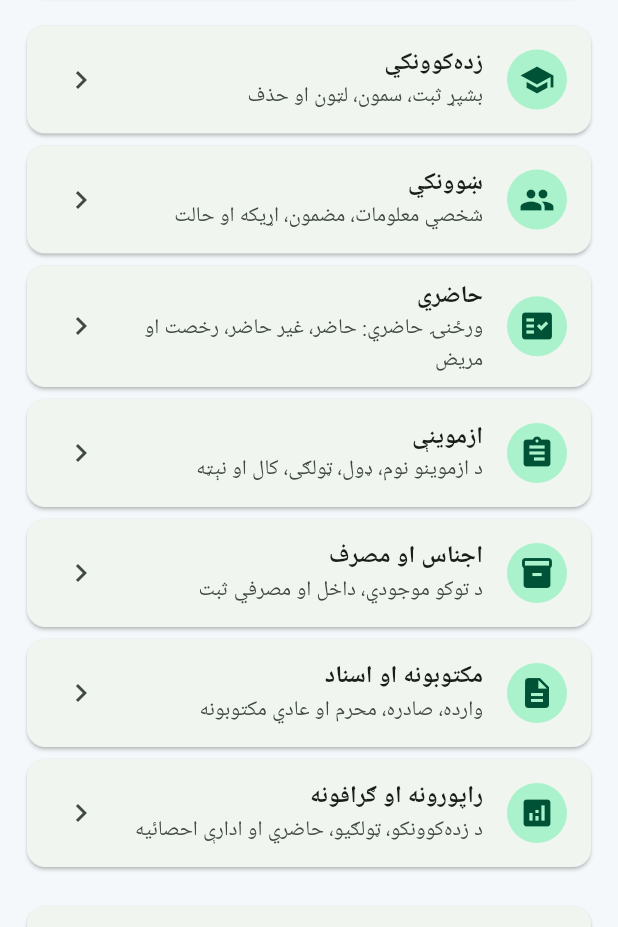
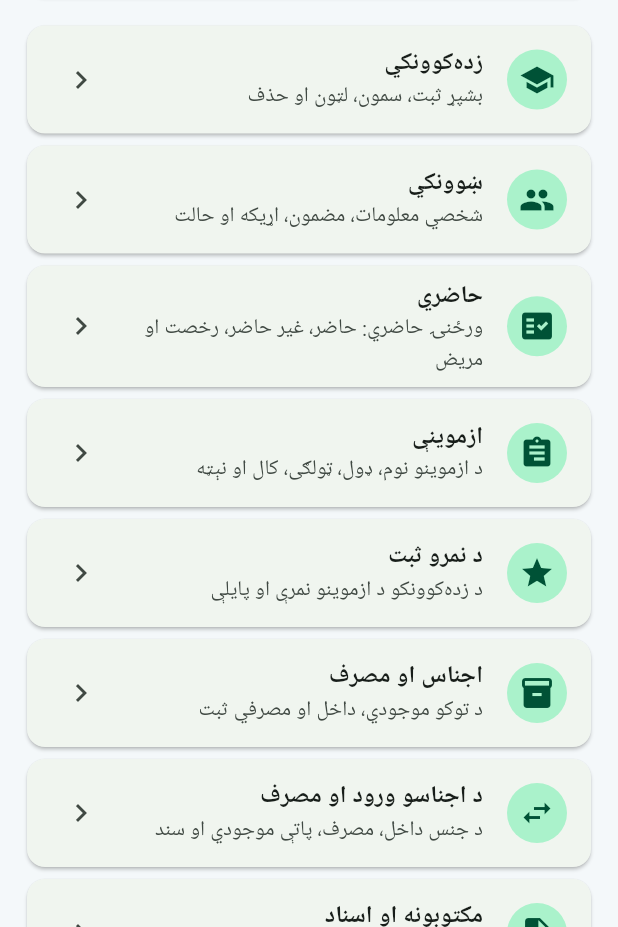
Before and after one commit to aw41792-rgb/Database, a Flutter app: the screen it shows after launch, on a phone screen of 412 x 824 dp, the part 309-1236 px from its top. Run offline on Flutter 3.47's test engine with Material 3 defaults, Android fonts, the phone set to English and light mode, and no system bars; our stand-ins replace material_ui, sqflite; accounts and stored records are empty.

Commit message:
Expose grades and stock movements from dashboard

```diff
--- a/lib/screens/home_screen.dart
+++ b/lib/screens/home_screen.dart
@@ -14,7 +14,9 @@ class _HomeScreenState extends State<HomeScreen>{
  _tile(Icons.people,'ښوونکي','شخصي معلومات، مضمون، اړیکه او حالت',()=>_open(const SchoolModuleScreen(title:'د ښوونکو اداره',table:'teachers',fields:[ModuleField('teacher_no','د ښوونکي شمېره'),ModuleField('name','نوم',required:true),ModuleField('father_name','د پلار نوم'),ModuleField('grandfather_name','د نیکه نوم'),ModuleField('phone','د اړیکې شمېره'),ModuleField('subject','مضمون'),ModuleField('qualification','زده‌کړې'),ModuleField('address','استوګنځی'),ModuleField('start_date','د دندې پیل'),ModuleField('status','حالت')]))),
  _tile(Icons.fact_check,'حاضري','ورځنۍ حاضري: حاضر، غیر حاضر، رخصت او مریض',()=>_open(const AttendanceScreen())),
  _tile(Icons.assignment,'ازموینې','د ازموینو نوم، ډول، ټولګی، کال او نېټه',()=>_open(const SchoolModuleScreen(title:'ازموینې',table:'exams',fields:[ModuleField('title','د ازموینې نوم',required:true),ModuleField('exam_type','ډول'),ModuleField('grade','ټولګی',number:true),ModuleField('academic_year','تعلیمي کال',required:true),ModuleField('exam_date','نېټه'),ModuleField('max_score','ټولې نمرې',number:true)]))),
+ _tile(Icons.grade,'د نمرو ثبت','د زده‌کوونکو د ازموینو نمرې او پایلې',()=>_open(const ResultsScreen())),
  _tile(Icons.inventory,'اجناس او مصرف','د توکو موجودي، داخل او مصرفي ثبت',()=>_open(const SchoolModuleScreen(title:'د اجناسو ثبت',table:'inventory',fields:[ModuleField('item_name','د جنس نوم',required:true),ModuleField('category','ډول'),ModuleField('quantity','موجوده اندازه',number:true),ModuleField('unit','واحد',required:true),ModuleField('entry_date','د ورود نېټه'),ModuleField('document_no','د سند شمېره'),ModuleField('unit_price','د یوې دانې بیه',number:true),ModuleField('note','یادښت')]))),
+  _tile(Icons.swap_horiz,'د اجناسو ورود او مصرف','د جنس داخل، مصرف، پاتې موجودي او سند',()=>_open(const InventoryMovesScreen())),
  _tile(Icons.description,'مکتوبونه او اسناد','وارده، صادره، محرم او عادي مکتوبونه',()=>_open(const SchoolModuleScreen(title:'مکتوبونه او اسناد',table:'letters',fields:[ModuleField('letter_number','د مکتوب شمېره'),ModuleField('direction','وارده/صادره'),ModuleField('subject','موضوع',required:true),ModuleField('letter_date','نېټه',required:true),ModuleField('sender','لېږونکی'),ModuleField('receiver','ترلاسه کوونکی'),ModuleField('classification','عاجل/عادي/محرم'),ModuleField('body','د مکتوب متن',required:true),ModuleField('status','حالت')]))),
  _tile(Icons.analytics,'راپورونه او ګرافونه','د زده‌کوونکو، ټولګیو، حاضري او ادارې احصائیه',()=>_open(const ReportsScreen())),
  const SizedBox(height:18),const Card(child:Padding(padding:EdgeInsets.all(14),child:Text('یادونه: د زده‌کوونکو او ښوونکو معلومات په همدې موبایل کې ساتل کېږي. د موبایل د بدلون یا خرابېدو پر مهال د بیک‌اپ کاپي اړینه ده.'))),
```
